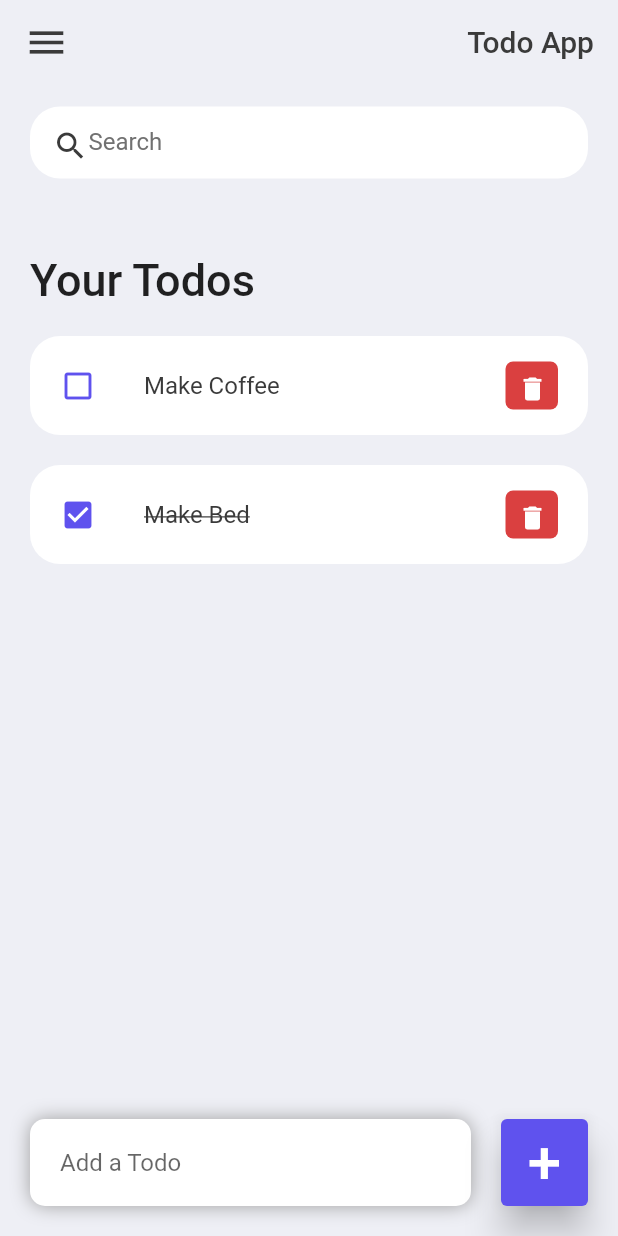
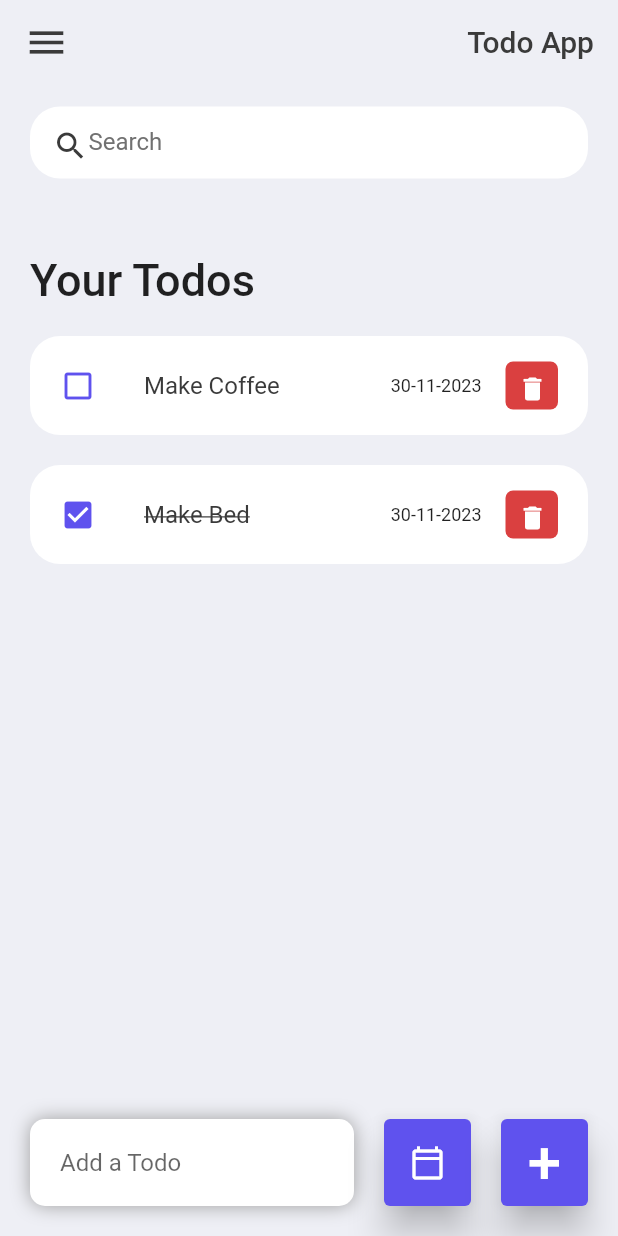
Before and after one commit to mansijmaharzn/todo-app, a Flutter app: the screen it shows after launch, on a phone screen of 412 x 824 dp. Run offline on Flutter 3.47's test engine with Material 2 defaults, Android fonts, the phone set to English and light mode, and no system bars.

Commit message:
add date in todo

```diff
--- a/lib/model/todo.dart
+++ b/lib/model/todo.dart
@@ -2,17 +2,19 @@ class ToDo {
   String id;
   String title;
   bool isDone;
+  final DateTime date;
 
   ToDo({
     required this.id,
     required this.title,
     this.isDone = false,
+    required this.date,
   });
 
   static List<ToDo> todoList() {
     return [
-      ToDo(id: '1', title: 'Make Bed', isDone: true),
-      ToDo(id: '2', title: 'Make Coffee'),
+      ToDo(id: '1', title: 'Make Bed', isDone: true, date: DateTime.now()),
+      ToDo(id: '2', title: 'Make Coffee', date: DateTime.now()),
     ];
   }
 }
--- a/lib/screens/home.dart
+++ b/lib/screens/home.dart
@@ -14,6 +14,7 @@ class _HomeState extends State<Home> {
   final todoList = ToDo.todoList();
   List<ToDo> _foundTodos = [];
   final _todoController = TextEditingController();
+  var _selectedDate;
 
   @override
   void initState() {
@@ -81,6 +82,17 @@ class _HomeState extends State<Home> {
               Container(
                 margin: EdgeInsets.only(bottom: 20, right: 20),
                 child: ElevatedButton(
+                  child: Icon(Icons.calendar_today_outlined),
+                  onPressed: _presentDatePicker,
+                  style: ElevatedButton.styleFrom(
+                      backgroundColor: tdBlue,
+                      minimumSize: Size(58, 58),
+                      elevation: 10),
+                ),
+              ),
+              Container(
+                margin: EdgeInsets.only(bottom: 20, right: 20),
+                child: ElevatedButton(
                   child: Text(
                     '+',
                     style: TextStyle(fontSize: 40),
@@ -93,7 +105,7 @@ class _HomeState extends State<Home> {
                       minimumSize: Size(58, 58),
                       elevation: 10),
                 ),
-              )
+              ),
             ]),
           )
         ],
@@ -114,9 +126,15 @@ class _HomeState extends State<Home> {
   }
 
   void _addTodoItem(String todo) {
+    if (todo.isEmpty) {
+      return;
+    }
+
     setState(() {
       todoList.add(ToDo(
-          id: DateTime.now().millisecondsSinceEpoch.toString(), title: todo));
+          id: DateTime.now().millisecondsSinceEpoch.toString(),
+          title: todo,
+          date: _selectedDate));
     });
     _todoController.clear();
   }
@@ -174,4 +192,17 @@ class _HomeState extends State<Home> {
           ]),
     );
   }
+
+  void _presentDatePicker() {
+    showDatePicker(
+            context: context,
+            initialDate: DateTime.now(),
+            firstDate: DateTime(2023),
+            lastDate: DateTime(2024))
+        .then((pickedDate) {
+      setState(() {
+        _selectedDate = pickedDate;
+      });
+    });
+  }
 }
--- a/lib/widgets/todo_item.dart
+++ b/lib/widgets/todo_item.dart
@@ -28,12 +28,21 @@ class ToDoItem extends StatelessWidget {
           todo.isDone ? Icons.check_box : Icons.check_box_outline_blank,
           color: tdBlue,
         ),
-        title: Text(
-          todo.title,
-          style: TextStyle(
-              fontSize: 16,
-              color: tdBlack,
-              decoration: todo.isDone ? TextDecoration.lineThrough : null),
+        title: Row(
+          mainAxisAlignment: MainAxisAlignment.spaceBetween,
+          children: [
+            Text(
+              todo.title,
+              style: TextStyle(
+                  fontSize: 16,
+                  color: tdBlack,
+                  decoration: todo.isDone ? TextDecoration.lineThrough : null),
+            ),
+            Text(
+              "${todo.date.day}-${todo.date.month}-${todo.date.year}",
+              style: TextStyle(fontSize: 12),
+            )
+          ],
         ),
         trailing: Container(
           padding: EdgeInsets.all(0),
```
